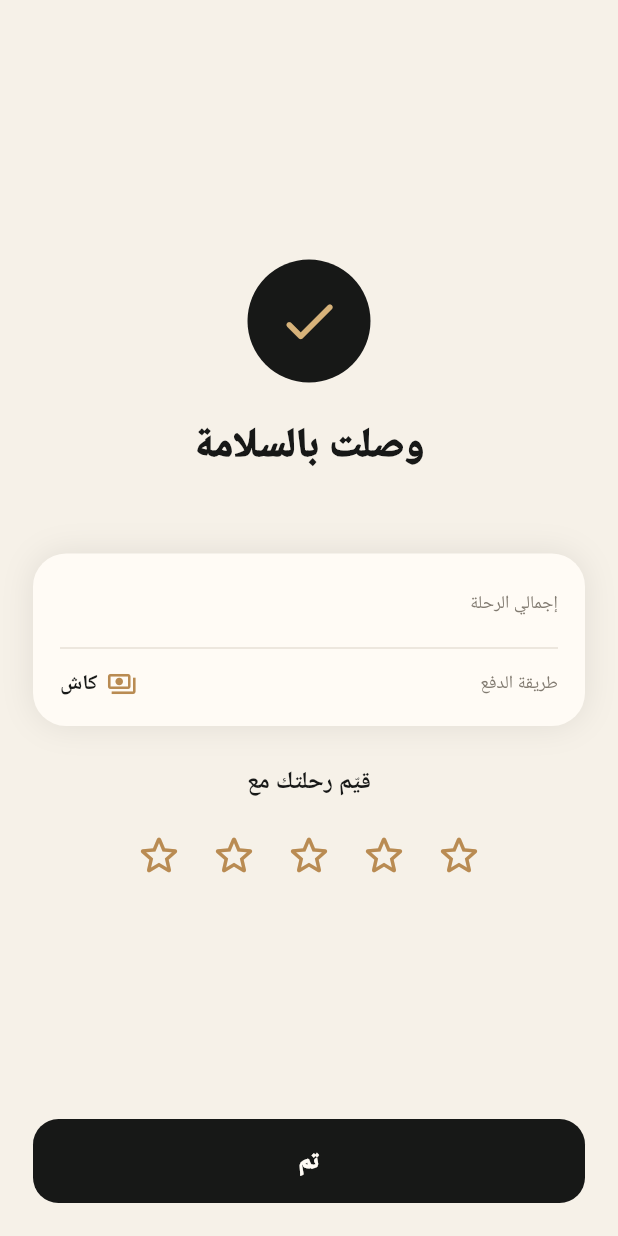
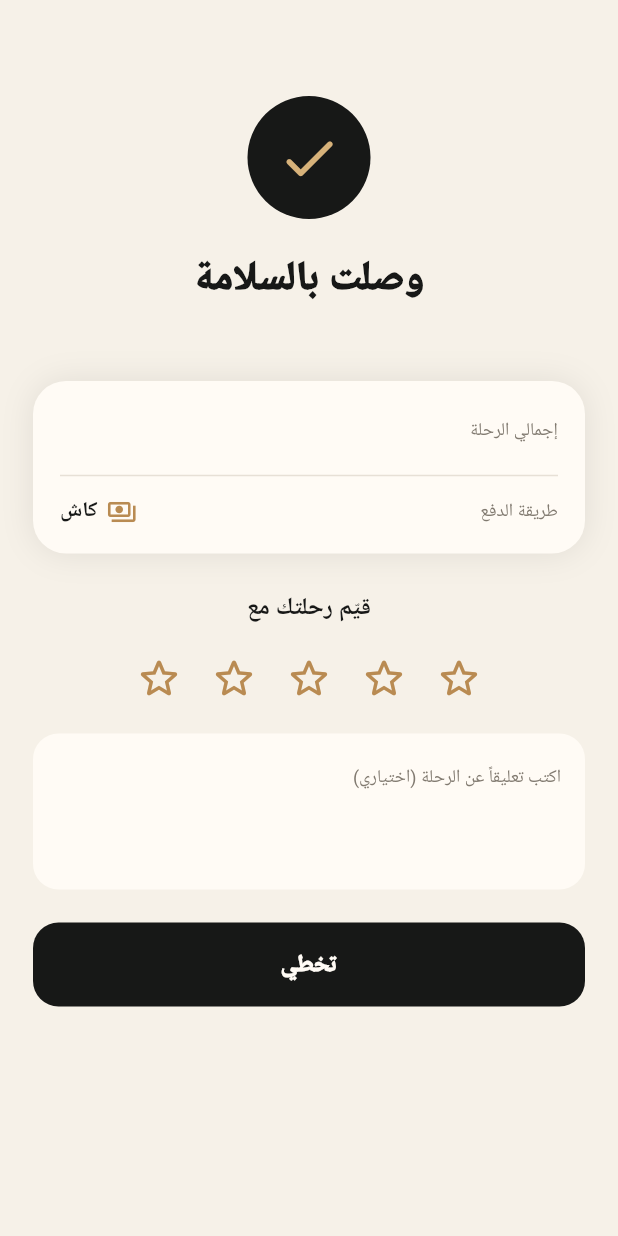
Before and after one commit to omargadelkareem/yalla-go, a Flutter app: the TripCompletedPage screen opened directly with empty values, on a phone screen of 412 x 824 dp. Run offline on Flutter 3.47's test engine with Material 3 defaults, Android fonts, the phone set to English and light mode, and no system bars; our stand-ins replace google_fonts; Roboto replaces fonts that are missing (Cairo).

Commit message:
feat: complete rider rating comment and return home flow

```diff
--- a/lib/features/trip/presentation/pages/trip_completed_page.dart
+++ b/lib/features/trip/presentation/pages/trip_completed_page.dart
@@ -1,39 +1,198 @@
 import 'package:flutter/material.dart';
 
 class TripCompletedPage extends StatefulWidget {
-  const TripCompletedPage({super.key,required this.captainName,required this.price,required this.destination});
-  final String captainName,price,destination;
-  @override State<TripCompletedPage> createState()=>_TripCompletedPageState();
+  const TripCompletedPage({
+    super.key,
+    required this.captainName,
+    required this.price,
+    required this.destination,
+  });
+
+  final String captainName, price, destination;
+
+  @override
+  State<TripCompletedPage> createState() => _TripCompletedPageState();
 }
-class _TripCompletedPageState extends State<TripCompletedPage>{
- int rating=0;
- @override Widget build(BuildContext context)=>Scaffold(
-  backgroundColor:const Color(0xFFF6F1E8),
-  body:SafeArea(child:Padding(padding:const EdgeInsets.all(22),child:Column(children:[
-   const Spacer(),
-   Container(width:82,height:82,decoration:const BoxDecoration(color:Color(0xFF171817),shape:BoxShape.circle),child:const Icon(Icons.check_rounded,color:Color(0xFFD7B27A),size:44)),
-   const SizedBox(height:22),
-   const Text('وصلت بالسلامة',textDirection:TextDirection.rtl,style:TextStyle(color:Color(0xFF171817),fontSize:27,fontWeight:FontWeight.w900)),
-   const SizedBox(height:7),
-   Text(widget.destination,textDirection:TextDirection.rtl,textAlign:TextAlign.center,style:const TextStyle(color:Color(0xFF817A70),fontSize:12)),
-   const SizedBox(height:28),
-   Container(width:double.infinity,padding:const EdgeInsets.all(18),decoration:BoxDecoration(color:const Color(0xFFFFFBF5),borderRadius:BorderRadius.circular(22),boxShadow:const [BoxShadow(color:Color(0x16000000),blurRadius:18)]),child:Column(children:[
-    Row(textDirection:TextDirection.rtl,mainAxisAlignment:MainAxisAlignment.spaceBetween,children:[
-     const Text('إجمالي الرحلة',style:TextStyle(color:Color(0xFF817A70),fontSize:12)),
-     Text(widget.price,textDirection:TextDirection.rtl,style:const TextStyle(color:Color(0xFF171817),fontSize:22,fontWeight:FontWeight.w900))
-    ]),
-    const Divider(height:28,color:Color(0xFFE7E0D6)),
-    const Row(textDirection:TextDirection.rtl,mainAxisAlignment:MainAxisAlignment.spaceBetween,children:[
-     Text('طريقة الدفع',style:TextStyle(color:Color(0xFF817A70),fontSize:12)),
-     Row(children:[Text('كاش',textDirection:TextDirection.rtl,style:TextStyle(color:Color(0xFF171817),fontWeight:FontWeight.w800)),SizedBox(width:6),Icon(Icons.payments_outlined,color:Color(0xFFB98B52),size:20)])
-    ])
-   ])),
-   const SizedBox(height:25),
-   Text('قيّم رحلتك مع ${widget.captainName}',textDirection:TextDirection.rtl,textAlign:TextAlign.center,style:const TextStyle(color:Color(0xFF171817),fontSize:16,fontWeight:FontWeight.w800)),
-   const SizedBox(height:12),
-   Row(mainAxisAlignment:MainAxisAlignment.center,children:List.generate(5,(i)=>IconButton(onPressed:()=>setState(()=>rating=i+1),icon:Icon(i<rating?Icons.star_rounded:Icons.star_border_rounded,color:const Color(0xFFB98B52),size:34)))),
-   const Spacer(),
-   SizedBox(width:double.infinity,height:56,child:FilledButton(onPressed:()=>Navigator.of(context).popUntil((route)=>route.isFirst),style:FilledButton.styleFrom(backgroundColor:const Color(0xFF171817),foregroundColor:const Color(0xFFFFFBF5),shape:RoundedRectangleBorder(borderRadius:BorderRadius.circular(17))),child:const Text('تم',style:TextStyle(fontSize:16,fontWeight:FontWeight.w900))))
-  ])))
- );
+
+class _TripCompletedPageState extends State<TripCompletedPage> {
+  int rating = 0;
+  final commentController = TextEditingController();
+
+  @override
+  void dispose() {
+    commentController.dispose();
+    super.dispose();
+  }
+
+  void finish() {
+    Navigator.of(context).pushNamedAndRemoveUntil('/home', (route) => false);
+  }
+
+  @override
+  Widget build(BuildContext context) {
+    return Scaffold(
+      backgroundColor: const Color(0xFFF6F1E8),
+      body: SafeArea(
+        child: SingleChildScrollView(
+          padding: const EdgeInsets.all(22),
+          child: Column(
+            children: [
+              const SizedBox(height: 42),
+              Container(
+                width: 82,
+                height: 82,
+                decoration: const BoxDecoration(
+                  color: Color(0xFF171817),
+                  shape: BoxShape.circle,
+                ),
+                child: const Icon(Icons.check_rounded,
+                    color: Color(0xFFD7B27A), size: 44),
+              ),
+              const SizedBox(height: 20),
+              const Text(
+                'وصلت بالسلامة',
+                textDirection: TextDirection.rtl,
+                style: TextStyle(
+                  color: Color(0xFF171817),
+                  fontSize: 27,
+                  fontWeight: FontWeight.w900,
+                ),
+              ),
+              const SizedBox(height: 7),
+              Text(
+                widget.destination,
+                textDirection: TextDirection.rtl,
+                textAlign: TextAlign.center,
+                style: const TextStyle(color: Color(0xFF817A70), fontSize: 12),
+              ),
+              const SizedBox(height: 24),
+              Container(
+                width: double.infinity,
+                padding: const EdgeInsets.all(18),
+                decoration: BoxDecoration(
+                  color: const Color(0xFFFFFBF5),
+                  borderRadius: BorderRadius.circular(22),
+                  boxShadow: const [
+                    BoxShadow(color: Color(0x16000000), blurRadius: 18)
+                  ],
+                ),
+                child: Column(
+                  children: [
+                    Row(
+                      textDirection: TextDirection.rtl,
+                      mainAxisAlignment: MainAxisAlignment.spaceBetween,
+                      children: [
+                        const Text('إجمالي الرحلة',
+                            style: TextStyle(
+                                color: Color(0xFF817A70), fontSize: 12)),
+                        Text(
+                          widget.price,
+                          textDirection: TextDirection.rtl,
+                          style: const TextStyle(
+                            color: Color(0xFF171817),
+                            fontSize: 22,
+                            fontWeight: FontWeight.w900,
+                          ),
+                        ),
+                      ],
+                    ),
+                    const Divider(height: 28, color: Color(0xFFE7E0D6)),
+                    const Row(
+                      textDirection: TextDirection.rtl,
+                      mainAxisAlignment: MainAxisAlignment.spaceBetween,
+                      children: [
+                        Text('طريقة الدفع',
+                            style: TextStyle(
+                                color: Color(0xFF817A70), fontSize: 12)),
+                        Row(
+                          children: [
+                            Text('كاش',
+                                textDirection: TextDirection.rtl,
+                                style: TextStyle(
+                                    color: Color(0xFF171817),
+                                    fontWeight: FontWeight.w800)),
+                            SizedBox(width: 6),
+                            Icon(Icons.payments_outlined,
+                                color: Color(0xFFB98B52), size: 20),
+                          ],
+                        ),
+                      ],
+                    ),
+                  ],
+                ),
+              ),
+              const SizedBox(height: 24),
+              Text(
+                'قيّم رحلتك مع ${widget.captainName}',
+                textDirection: TextDirection.rtl,
+                textAlign: TextAlign.center,
+                style: const TextStyle(
+                  color: Color(0xFF171817),
+                  fontSize: 16,
+                  fontWeight: FontWeight.w800,
+                ),
+              ),
+              const SizedBox(height: 10),
+              Row(
+                mainAxisAlignment: MainAxisAlignment.center,
+                children: List.generate(
+                  5,
+                  (i) => IconButton(
+                    onPressed: () => setState(() => rating = i + 1),
+                    icon: Icon(
+                      i < rating
+                          ? Icons.star_rounded
+                          : Icons.star_border_rounded,
+                      color: const Color(0xFFB98B52),
+                      size: 34,
+                    ),
+                  ),
+                ),
+              ),
+              const SizedBox(height: 12),
+              TextField(
+                controller: commentController,
+                maxLines: 3,
+                textDirection: TextDirection.rtl,
+                textAlign: TextAlign.right,
+                style: const TextStyle(color: Color(0xFF171817)),
+                decoration: InputDecoration(
+                  hintText: 'اكتب تعليقاً عن الرحلة (اختياري)',
+                  hintTextDirection: TextDirection.rtl,
+                  hintStyle:
+                      const TextStyle(color: Color(0xFF817A70), fontSize: 12),
+                  filled: true,
+                  fillColor: const Color(0xFFFFFBF5),
+                  border: OutlineInputBorder(
+                    borderRadius: BorderRadius.circular(17),
+                    borderSide: BorderSide.none,
+                  ),
+                ),
+              ),
+              const SizedBox(height: 22),
+              SizedBox(
+                width: double.infinity,
+                height: 56,
+                child: FilledButton(
+                  onPressed: finish,
+                  style: FilledButton.styleFrom(
+                    backgroundColor: const Color(0xFF171817),
+                    foregroundColor: const Color(0xFFFFFBF5),
+                    shape: RoundedRectangleBorder(
+                      borderRadius: BorderRadius.circular(17),
+                    ),
+                  ),
+                  child: Text(
+                    rating == 0 ? 'تخطي' : 'إرسال التقييم',
+                    style: const TextStyle(
+                        fontSize: 16, fontWeight: FontWeight.w900),
+                  ),
+                ),
+              ),
+            ],
+          ),
+        ),
+      ),
+    );
+  }
 }
```
